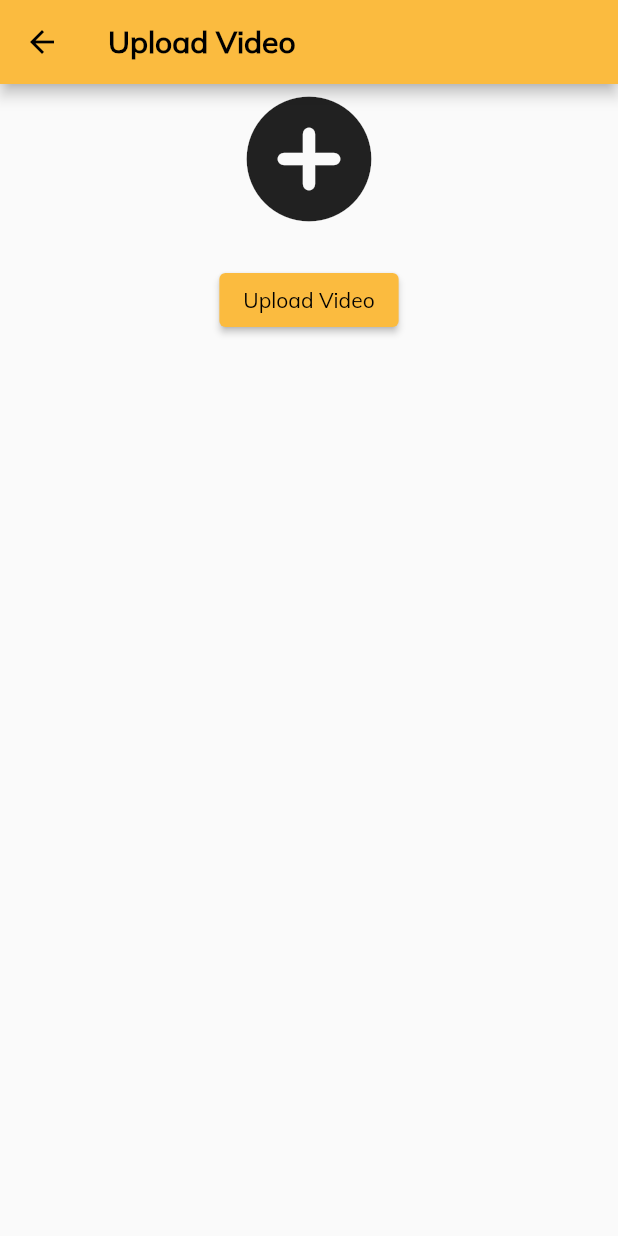
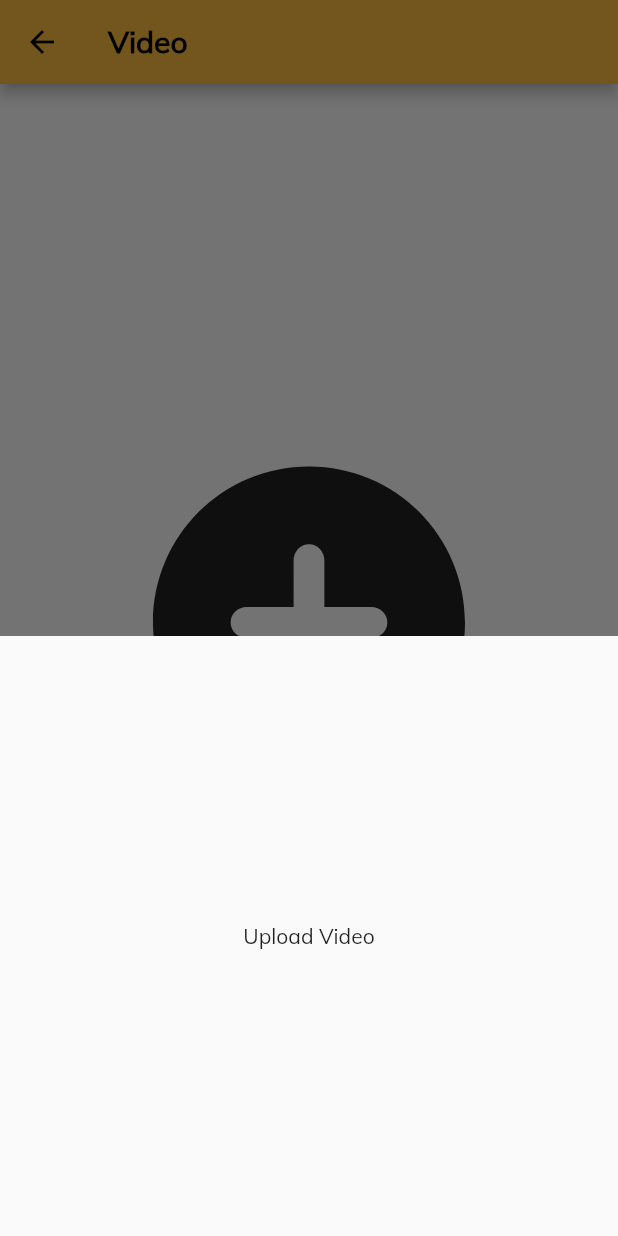
Before and after one commit to Arquitectura-De-Software-Emergentes/Mobile, a Flutter app: the UploadVideoTeacherScreen screen opened directly, after a tap on "Upload Video", on a phone screen of 412 x 824 dp. Run offline on Flutter 3.47's test engine with Material 2 defaults, Android fonts, the phone set to English and light mode, and no system bars; our stand-ins replace equatable, flutter_bloc, formz, get_it, line_awesome_flutter.

Commit message:
feat(video): add options upload video view

```diff
--- a/lib/interviews/presentation/upload_video_teacher_screen.dart
+++ b/lib/interviews/presentation/upload_video_teacher_screen.dart
@@ -13,18 +13,55 @@ class _UploadVideoTeacherScreenState extends State<UploadVideoTeacherScreen> {
   Widget build(BuildContext context) {
     return Scaffold(
       appBar: const CustomAppBar(
-        title: 'Upload Video',
+        title: 'Video',
       ),
       body: Center(
         child: Container(
           child:Column(
+            mainAxisAlignment: MainAxisAlignment.center,
             children: [
-              Icon(Icons.add_circle_rounded, size: 100,),
+              Icon(Icons.add_circle_rounded, size: 250),
               SizedBox(height: 20,),
-              ElevatedButton(onPressed: ()
-                    { },
-                    child: Text('Upload Video')
-                  )
+              Container(
+                constraints: BoxConstraints.tightFor(width: 200, height: 30),
+                child: ElevatedButton(
+                  style: ElevatedButton.styleFrom(
+                    primary:Color(0xFF171740),
+                    shape: RoundedRectangleBorder(
+                      borderRadius: BorderRadius.circular(10.0),
+                    ),
+                  ),
+                  onPressed: () {
+                    showModalBottomSheet(context: context,
+                        builder: (BuildContext context){
+                          return SizedBox(
+                            height:400,
+                            child:Center(
+                            child: Text('Upload Video'),
+                            )
+                          );
+                        });
+
+                },
+                      child: Align(
+                        alignment: Alignment.center,
+                        child: Row(
+                          mainAxisAlignment: MainAxisAlignment.center,
+                          children: [
+                            Icon(Icons.cloud_upload,
+                              color: Colors.white,
+                              size: 18,),
+                            SizedBox(width: 10),
+                            Text('Upload Video',style: TextStyle(
+                              color: Colors.white,
+                              fontWeight: FontWeight.bold,
+                              fontSize: 18,
+                            ),),
+                          ],
+                        ),
+                      )
+                ),
+              ),
             ],
           )
         )
```
